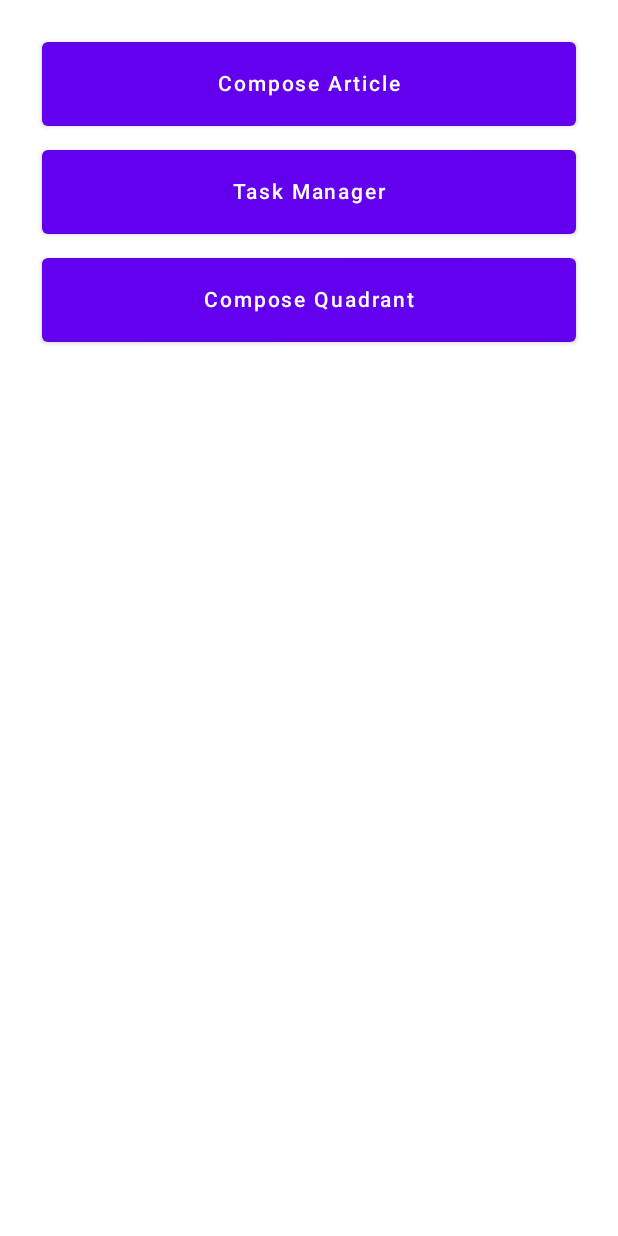
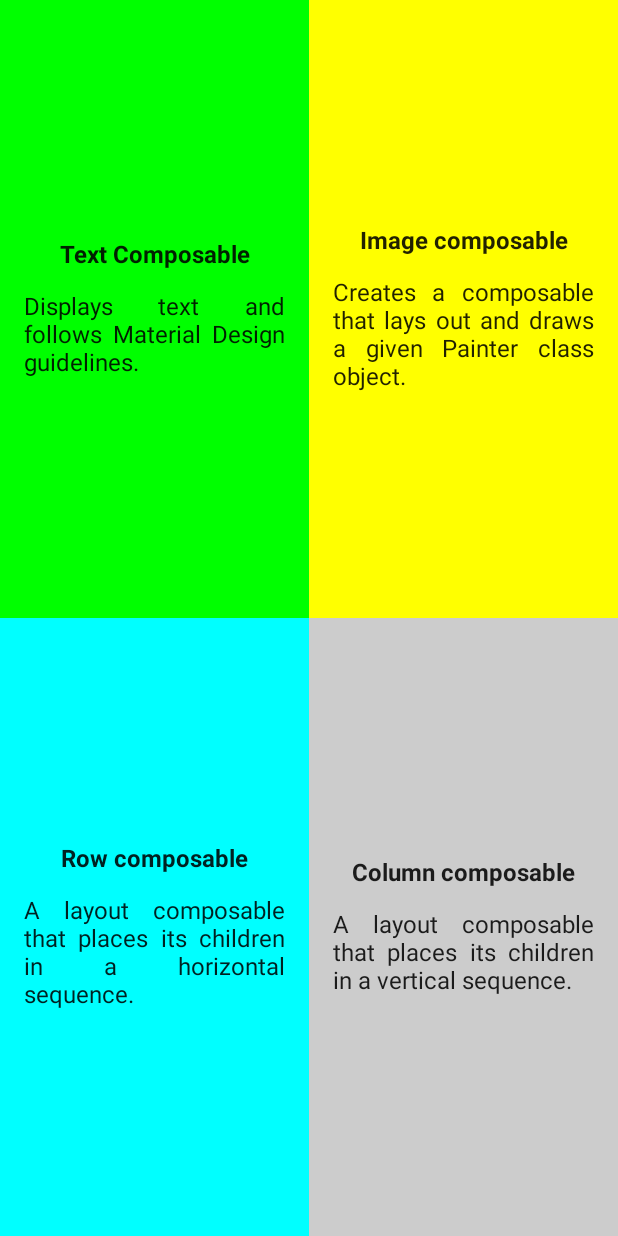
Before and after one commit to Rarj/basic-compose, an Android app built with Jetpack Compose: the screen it shows after launch (MainActivity before the commit, QuadrantActivity after it), after a tap on "Compose Quadrant", on a phone screen of 412 x 824 dp. Run offline under Robolectric (Android 15) with nearby library versions, the phone set to English and light mode, and no system bars.

Commit message:
show Quadrant Activity

```diff
--- a/app/src/main/java/dev/arj/practicecomposebasic/MainActivity.kt
+++ b/app/src/main/java/dev/arj/practicecomposebasic/MainActivity.kt
@@ -15,6 +15,7 @@ import androidx.compose.ui.platform.LocalContext
 import androidx.compose.ui.tooling.preview.Preview
 import androidx.compose.ui.unit.dp
 import dev.arj.practicecomposebasic.article.ArticleActivity
+import dev.arj.practicecomposebasic.quadrant.QuadrantActivity
 import dev.arj.practicecomposebasic.taskmanager.TaskManagerActivity
 import dev.arj.practicecomposebasic.ui.theme.PracticeComposeBasicTheme
 
@@ -49,7 +50,9 @@ fun Navigation() {
         Button(text = "Task Manager") {
             context.startActivity(Intent(context, TaskManagerActivity::class.java))
         }
-        Button(text = "Compose Quadrant") {}
+        Button(text = "Compose Quadrant") {
+            context.startActivity(Intent(context, QuadrantActivity::class.java))
+        }
     }
 }
 
```
